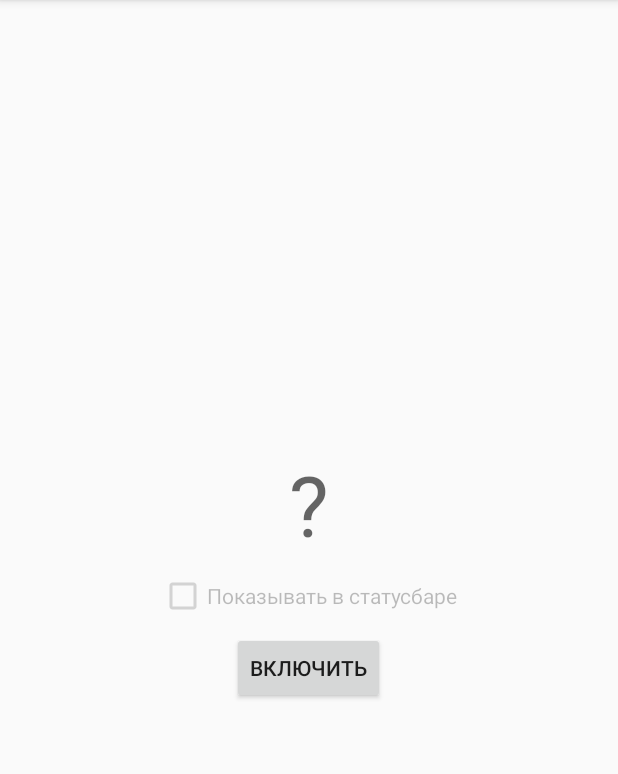
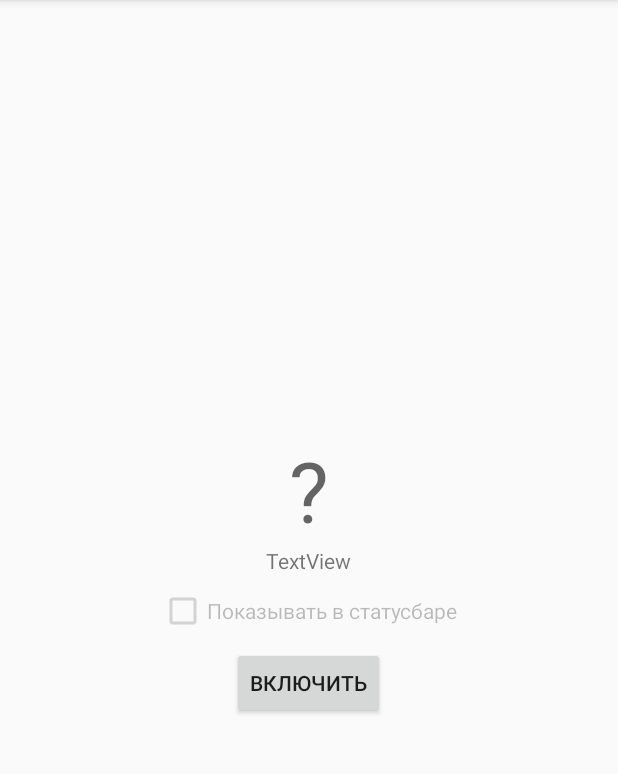
Before and after one commit to messbees/SmartAquarium, an Android app: the screen it shows after launch (MainActivity), on a phone screen of 412 x 824 dp, the part 84-858 px from its top. Run offline under Robolectric (Android 15) with nearby library versions, the phone set to English and light mode, and no system bars; 2 statements that could not run were skipped.

Commit message:
add textview for date

```diff
--- a/app/src/main/res/layout/activity_main.xml
+++ b/app/src/main/res/layout/activity_main.xml
@@ -29,6 +29,13 @@
             android:text="?"
             android:textAppearance="@style/TextAppearance.AppCompat.Display3" />
 
+        <TextView
+            android:id="@+id/dateView"
+            android:layout_width="wrap_content"
+            android:layout_height="wrap_content"
+            android:layout_gravity="center_horizontal"
+            android:text="TextView" />
+
         <CheckBox
             android:id="@+id/checkBox"
             android:layout_width="wrap_content"
```
